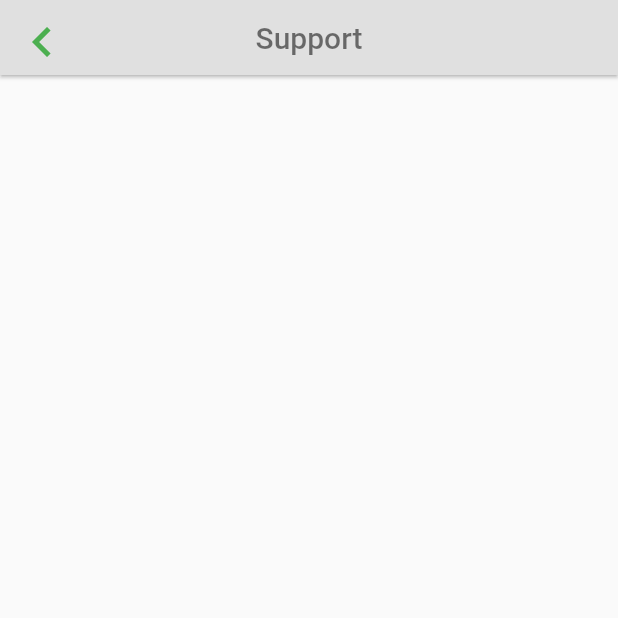
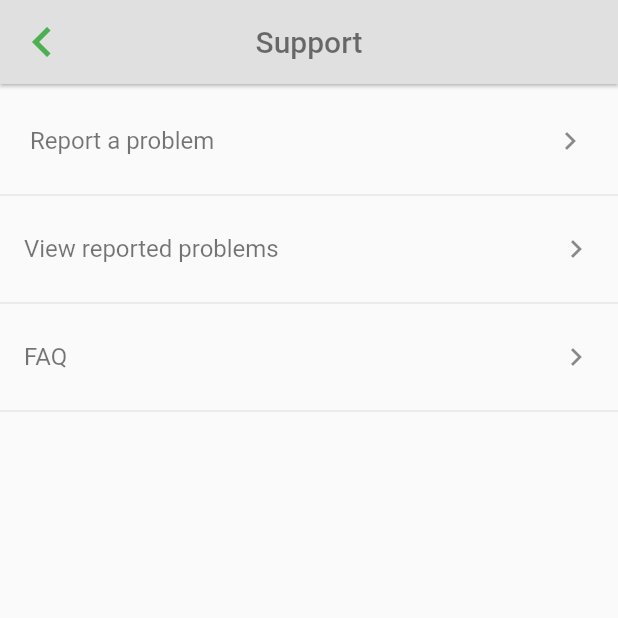
Before and after one commit to JarvisStriker/flutterTest, a Flutter app: the screen it shows after launch, after a tap on "Support", on a phone screen of 412 x 824 dp, the top half of it. Run offline on Flutter 3.47's test engine with Material 2 defaults, Android fonts, the phone set to English and light mode, and no system bars.

Commit message:
layout improvements

```diff
--- a/testapp/lib/main.dart
+++ b/testapp/lib/main.dart
@@ -103,10 +103,46 @@ class _Support extends MaterialPageRoute<Null> {
   _Support()
       : super(builder: (BuildContext context) {
 
+         const listTiles = <Widget>[
+            ListTile(
+              title: Text(
+                'Report a problem',
+                  style: TextStyle(
+                  color: Colors.black54,
+                ),
+              ),
+              trailing: Icon(Icons.keyboard_arrow_right),
+              contentPadding: EdgeInsets.only(top: 10, left: 20, right: 20),
+            ),
+            Divider(),
+            ListTile(
+              title: Text(
+                'View reported problems',
+                  style: TextStyle(
+                  color: Colors.black54,
+                ),
+              ),
+              trailing: Icon(Icons.keyboard_arrow_right),
+            ),
+            Divider(),
+            ListTile(
+              title: Text(
+                'FAQ',
+                  style: TextStyle(
+                  color: Colors.black54,
+                ),
+              ),
+              trailing: Icon(Icons.keyboard_arrow_right),
+            ),
+            Divider(),
+
+         ];
+
           return Scaffold(
-            appBar: PreferredSize(
-              preferredSize: Size.fromHeight(50.0),
-              child: AppBar(
+            appBar: //PreferredSize(
+              //preferredSize: Size.fromHeight(54.0),
+              //child:
+              AppBar(
               leading: new IconButton(
                icon: new Icon(Icons.keyboard_arrow_left, color: Colors.green, size: 40),
                onPressed: () => Navigator.of(context).pop(),
@@ -122,8 +158,10 @@ class _Support extends MaterialPageRoute<Null> {
               backgroundColor: Colors.grey[300],
               elevation: 1.0,
             ),
-          ),
+          //),
+          body: ListView(children: listTiles),
 
           );
+
         });
 }
```
